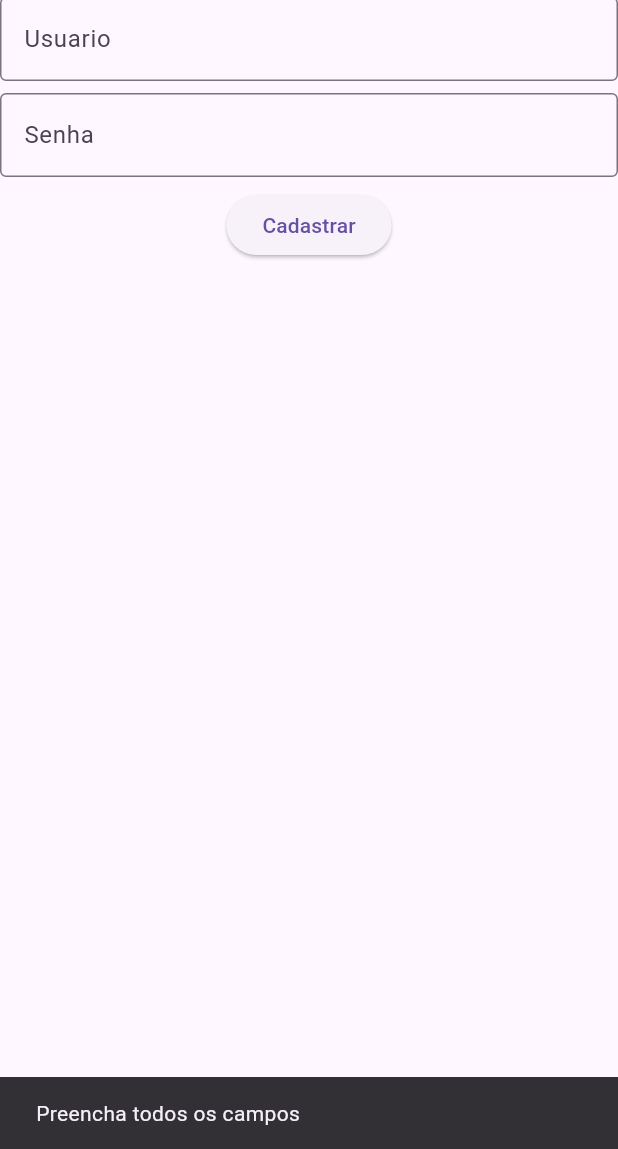
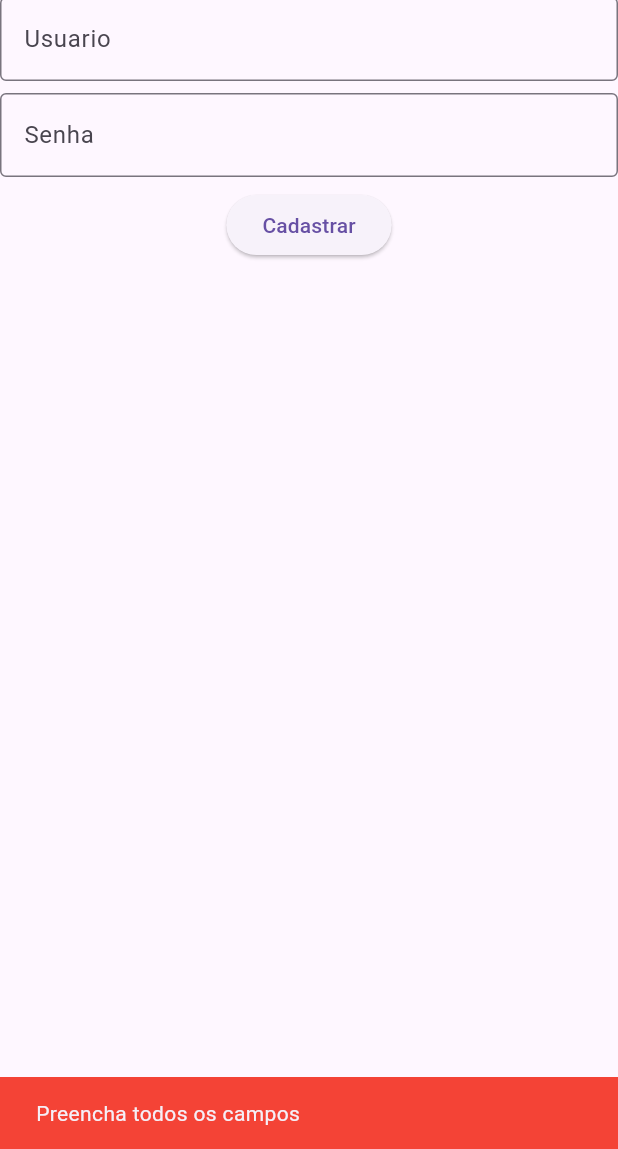
Before and after one commit to NicolasBarbosaa/login, a Flutter app: the Cadastro screen opened directly, after a tap on "Cadastrar", on a phone screen of 412 x 824 dp, the part 87-1236 px from its top. Run offline on Flutter 3.47's test engine with Material 3 defaults, Android fonts, the light colour scheme and no system bars; missing offline and left inert: dart:js_interop.

Commit message:
autenticação de cadastro feita

```diff
--- a/lib/database/user_database.dart
+++ b/lib/database/user_database.dart
@@ -1,12 +1,12 @@
 import 'package:login_cadastro/model/user_model.dart';
 
 class UserDataBase {
-  List<UserModel> users = [
+  static List<UserModel> users = [
     UserModel(name: 'Kaian', password: 'Senai'),
     UserModel(name: 'Nicolas', password: 'Nick')
   ];
 
-  void addUser(UserModel user) async {
+  static addUser(UserModel user) async {
     users.add(user);
   }
 
--- a/lib/ui/pages/cadastro.dart
+++ b/lib/ui/pages/cadastro.dart
@@ -1,5 +1,10 @@
+import 'dart:js_interop';
+
 import 'package:flutter/material.dart';
 import 'package:login_cadastro/controller/user_controller.dart';
+import 'package:login_cadastro/database/user_database.dart';
+import 'package:login_cadastro/model/user_model.dart';
+import 'package:login_cadastro/ui/pages/login.dart';
 
 class Cadastro extends StatelessWidget {
   Cadastro({super.key});
@@ -14,13 +19,11 @@ class Cadastro extends StatelessWidget {
         appBar: AppBar(title: Text('Cadastro')),
         body: Column(
           children: [
-
             TextFormField(
               controller: nomeController,
               decoration: const InputDecoration(
                   hintText: 'Usuario', border: OutlineInputBorder()),
             ),
-
             const SizedBox(height: 8),
             TextFormField(
               controller: senhaController,
@@ -32,18 +35,50 @@ class Cadastro extends StatelessWidget {
               height: 8,
             ),
             ElevatedButton(
-              onPressed:() {
+              onPressed: () {
                 if (nomeController.text.isNotEmpty && senhaController.text.isNotEmpty) {
-                  userController.cadastrar(context, nomeController.text, senhaController.text);
-                }else{
-                  ScaffoldMessenger.of(context).showSnackBar(
-                    SnackBar(content:Text("Preencha todos os campos"),)
-                  );
+
+                  if (UserDataBase.users.any((user) => user.name == nomeController.text)) {
+
+                    ScaffoldMessenger.of(context).showSnackBar(
+                      const SnackBar(
+                        backgroundColor: Colors.red,
+                        content: Text('Nome de usuário já está em uso'),
+                      ),
+                    );
+                  } else {
+                    UserModel userModel = UserModel(
+                        name: nomeController.text,
+                        password: senhaController.text);
+                    UserDataBase.addUser(userModel);
+
+                    Navigator.pushAndRemoveUntil(
+                      context,
+                      MaterialPageRoute(
+                          builder: (_) => Login(
+                              newUser: UserModel(
+                                  name: nomeController.text,
+                                  password: senhaController.text))),
+                      (route) => false,
+                    );
+                    // Mostrar mensagem de sucesso
+                    ScaffoldMessenger.of(context).showSnackBar(
+                      const SnackBar(
+                        backgroundColor: Colors.green,
+                        content: Text('Cadastro realizado com sucesso'),
+                      ),
+                    );
+                  }
+                } else {
+                  ScaffoldMessenger.of(context).showSnackBar(SnackBar(
+                    backgroundColor: Colors.red,
+                    content: Text("Preencha todos os campos"),
+                  ));
                 }
-              }, child: Text('Cadastrar'),)
-
+              },
+              child: Text('Cadastrar'),
+            )
           ],
-        )
-        );
+        ));
   }
 }
```
Also changed, not shown: lib/controller/user_controller.dart (+31 -31 lines).
